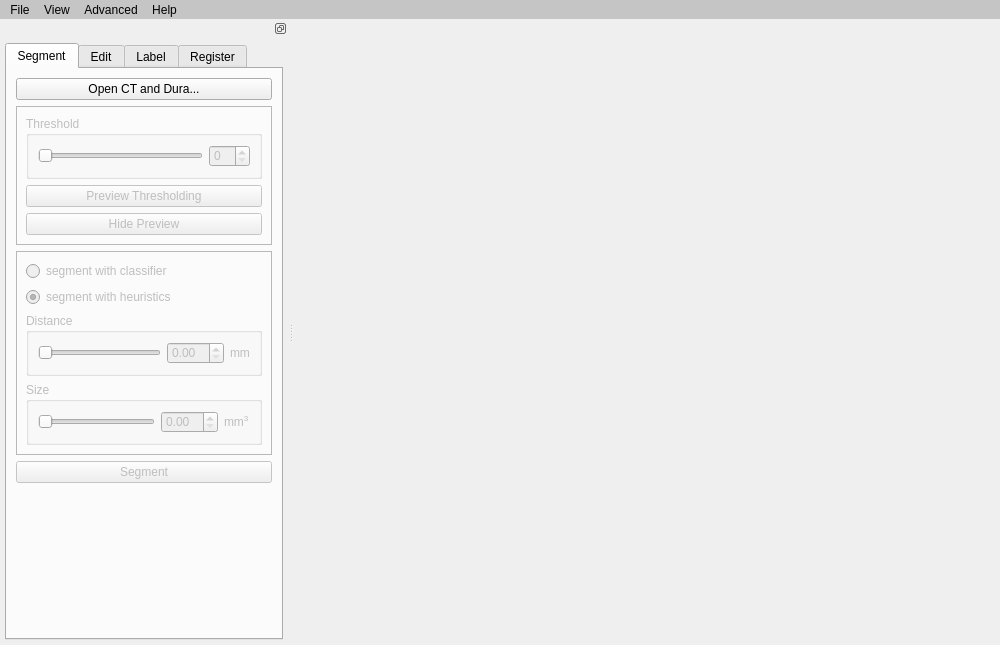
Above: app/ui/mainwindow.ui from towle-lab/electrode-registration-app before the change. Below: the same form after it.
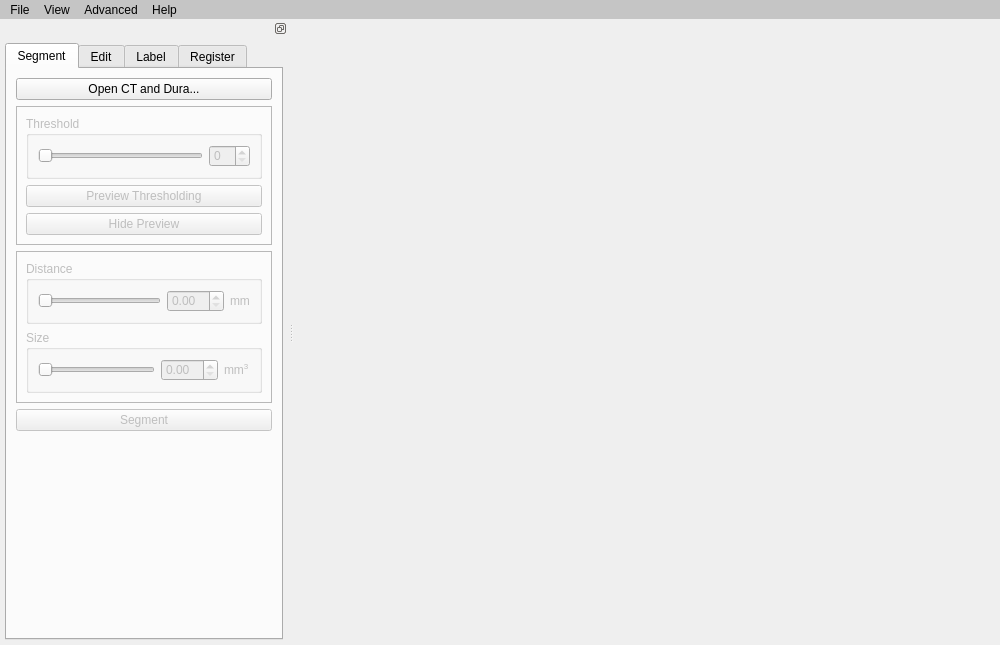
That is the form after the change.

Commit message: + electrode id labels, minor bugfix

```diff
--- a/app/ui/mainwindow.ui
+++ b/app/ui/mainwindow.ui
@@ -207,32 +207,6 @@
             <enum>QFrame::Raised</enum>
            </property>
            <layout class="QVBoxLayout" name="verticalLayout_6">
-            <item>
-             <widget class="QRadioButton" name="radioButton_classifier">
-              <property name="enabled">
-               <bool>false</bool>
-              </property>
-              <property name="text">
-               <string>segment with classifier</string>
-              </property>
-              <attribute name="buttonGroup">
-               <string notr="true">buttonGroup_segment_method</string>
-              </attribute>
-             </widget>
-            </item>
-            <item>
-             <widget class="QRadioButton" name="radioButton_heuristics">
-              <property name="text">
-               <string>segment with heuristics</string>
-              </property>
-              <property name="checked">
-               <bool>true</bool>
-              </property>
-              <attribute name="buttonGroup">
-               <string notr="true">buttonGroup_segment_method</string>
-              </attribute>
-             </widget>
-            </item>
             <item>
              <widget class="QGroupBox" name="groupBox_heuristic_distance">
               <property name="toolTip">
```
Left out of the diff: 38 changed lines with no effect on the pictures. The commit also changes 4 other files.
